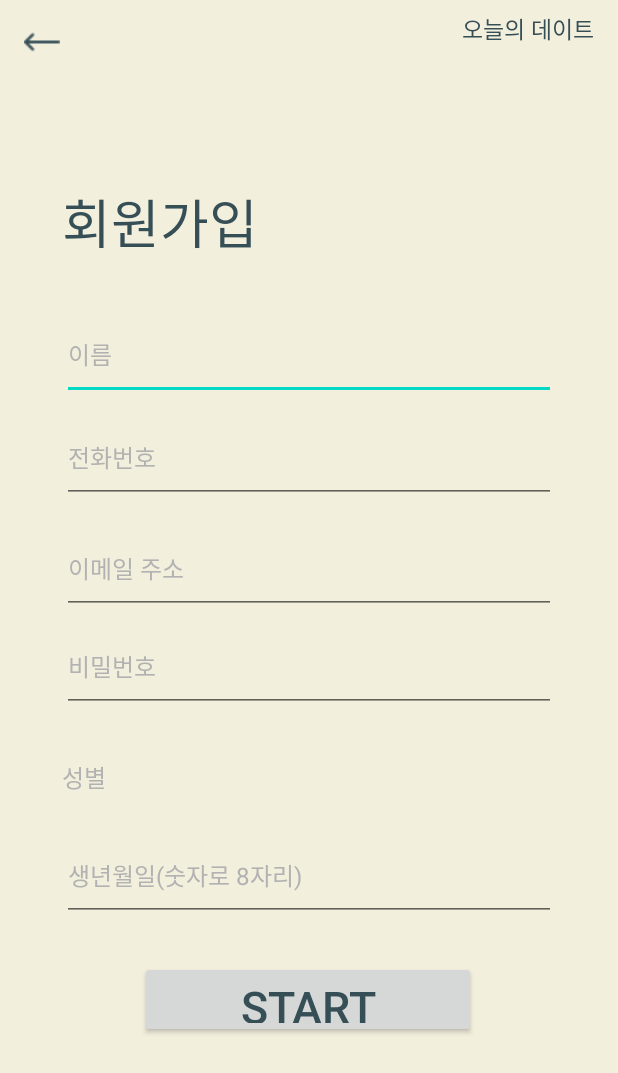
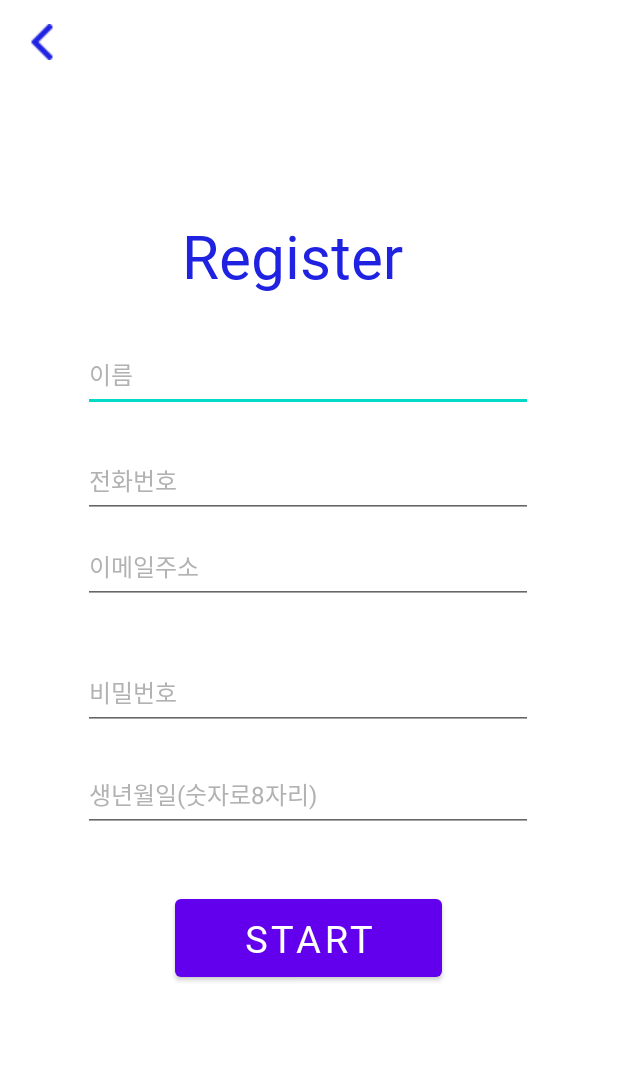
Before and after one commit to Jiwonmonkey/choandyoo, an Android app: the RegisterActivity screen opened directly, with no data from a screen before it, on a phone screen of 412 x 824 dp. Shown: the top 1073 px of the screen. Run offline under Robolectric (Android 15) with nearby library versions, the phone set to English and light mode, and no system bars.

Commit message:
jiwon commit 0127

```diff
--- a/app/src/main/java/com/example/myapplication_0125/RegisterActivity.kt
+++ b/app/src/main/java/com/example/myapplication_0125/RegisterActivity.kt
@@ -14,7 +14,7 @@ class RegisterActivity : AppCompatActivity() {
         setSupportActionBar(toolbar)
         supportActionBar?.setDisplayShowTitleEnabled(false)
         supportActionBar!!.setDisplayHomeAsUpEnabled(true)
-        supportActionBar!!.setHomeAsUpIndicator(R.drawable.left_arrow_blue)
+        supportActionBar!!.setHomeAsUpIndicator(R.drawable.short_left_arrow_16px)
 
     }
 
--- a/app/src/main/res/layout/activity_main.xml
+++ b/app/src/main/res/layout/activity_main.xml
@@ -4,18 +4,18 @@
     xmlns:tools="http://schemas.android.com/tools"
     android:layout_width="match_parent"
     android:layout_height="match_parent"
-    android:background="#F3EFDD"
+    android:background="#ffffff"
     tools:context=".MainActivity">
 
     <TextView
         android:id="@+id/textView3"
-        android:layout_width="316dp"
-        android:layout_height="60dp"
-        android:fontFamily="@font/maru_buri_bold"
+        android:layout_width="210dp"
+        android:layout_height="73dp"
+        android:fontFamily="@font/saira_stencil_one"
         android:text="PLAN J."
         android:textAlignment="center"
-        android:textColor="#364F57"
-        android:textSize="40sp"
+        android:textColor="#1F22E1"
+        android:textSize="50sp"
         app:layout_constraintBottom_toBottomOf="parent"
         app:layout_constraintEnd_toEndOf="parent"
         app:layout_constraintHorizontal_bias="0.494"
--- a/app/src/main/res/layout/activity_register.xml
+++ b/app/src/main/res/layout/activity_register.xml
@@ -4,7 +4,7 @@
     xmlns:tools="http://schemas.android.com/tools"
     android:layout_width="match_parent"
     android:layout_height="match_parent"
-    android:background="#F3EFDD"
+    android:background="#FFFFFF"
     tools:context=".RegisterActivity">
 
     <androidx.appcompat.widget.Toolbar
@@ -16,40 +16,11 @@
         app:layout_constraintStart_toStartOf="parent"
         app:layout_constraintTop_toTopOf="parent" />
 
-    <TextView
-        android:id="@+id/toolbar_title"
-        android:layout_width="102dp"
-        android:layout_height="26dp"
-        android:layout_gravity="center"
-        android:text="오늘의 데이트"
-        android:textColor="#364F57"
-        android:textSize="15sp"
-        app:layout_constraintBottom_toBottomOf="parent"
-        app:layout_constraintEnd_toEndOf="parent"
-        app:layout_constraintHorizontal_bias="0.993"
-        app:layout_constraintStart_toStartOf="parent"
-        app:layout_constraintTop_toTopOf="parent"
-        app:layout_constraintVertical_bias="0.009" />
-
-    <TextView
-        android:id="@+id/textView4"
-        android:layout_width="169dp"
-        android:layout_height="48dp"
-        android:layout_marginTop="8dp"
-        android:text="회원가입"
-        android:textColor="#364F57"
-        android:textSize="35sp"
-        app:layout_constraintBottom_toBottomOf="parent"
-        app:layout_constraintEnd_toEndOf="parent"
-        app:layout_constraintHorizontal_bias="0.169"
-        app:layout_constraintStart_toStartOf="parent"
-        app:layout_constraintTop_toTopOf="parent"
-        app:layout_constraintVertical_bias="0.148" />
 
     <EditText
         android:id="@+id/editTextName"
-        android:layout_width="329dp"
-        android:layout_height="60dp"
+        android:layout_width="300dp"
+        android:layout_height="50dp"
         android:layout_marginTop="8dp"
         android:ems="10"
         android:hint="이름"
@@ -58,14 +29,81 @@
         android:textSize="16sp"
         app:layout_constraintBottom_toBottomOf="parent"
         app:layout_constraintEnd_toEndOf="parent"
+        app:layout_constraintHorizontal_bias="0.495"
         app:layout_constraintStart_toStartOf="parent"
         app:layout_constraintTop_toTopOf="parent"
-        app:layout_constraintVertical_bias="0.263" />
+        app:layout_constraintVertical_bias="0.283" />
+
+    <TextView
+        android:id="@+id/textView4"
+        android:layout_width="167dp"
+        android:layout_height="60dp"
+        android:layout_marginTop="8dp"
+        android:fontFamily="@font/nanum_gothic_extra_bold"
+        android:text="Register"
+        android:textColor="#1F22E1"
+        android:textSize="40sp"
+        app:layout_constraintBottom_toBottomOf="parent"
+        app:layout_constraintEnd_toEndOf="parent"
+        app:layout_constraintHorizontal_bias="0.495"
+        app:layout_constraintStart_toStartOf="parent"
+        app:layout_constraintTop_toTopOf="parent"
+        app:layout_constraintVertical_bias="0.179" />
+
+    <EditText
+        android:id="@+id/editTextEmailAddress"
+        android:layout_width="300dp"
+        android:layout_height="50dp"
+        android:ems="10"
+        android:hint="이메일주소"
+        android:inputType="textEmailAddress"
+        android:textColorHint="#B2B2B2"
+        android:textSize="16sp"
+        app:layout_constraintBottom_toBottomOf="parent"
+        app:layout_constraintEnd_toEndOf="parent"
+        app:layout_constraintHorizontal_bias="0.495"
+        app:layout_constraintStart_toStartOf="parent"
+        app:layout_constraintTop_toTopOf="parent"
+        app:layout_constraintVertical_bias="0.456" />
+
+    <EditText
+        android:id="@+id/editTextpwd"
+        android:layout_width="300dp"
+        android:layout_height="50dp"
+        android:ems="10"
+        android:hint="비밀번호"
+        android:inputType="textPassword"
+        android:textColorHint="#B2B2B2"
+        android:textSize="16sp"
+        app:layout_constraintBottom_toBottomOf="parent"
+        app:layout_constraintEnd_toEndOf="parent"
+        app:layout_constraintHorizontal_bias="0.495"
+        app:layout_constraintStart_toStartOf="parent"
+        app:layout_constraintTop_toTopOf="parent"
+        app:layout_constraintVertical_bias="0.564" />
+
+    <EditText
+        android:id="@+id/editTextBirth"
+        android:layout_width="300dp"
+        android:layout_height="50dp"
+        android:layout_marginTop="8dp"
+        android:ems="10"
+        android:hint="생년월일(숫자로8자리)"
+        android:inputType="number"
+        android:textColorHint="#B2B2B2"
+        android:textSize="16sp"
+        app:layout_constraintBottom_toBottomOf="parent"
+        app:layout_constraintEnd_toEndOf="parent"
+        app:layout_constraintHorizontal_bias="0.495"
+        app:layout_constraintStart_toStartOf="parent"
+        app:layout_constraintTop_toTopOf="parent"
+        app:layout_constraintVertical_bias="0.648" />
+
 
     <EditText
         android:id="@+id/editTextPhoneNumber"
-        android:layout_width="329dp"
-        android:layout_height="60dp"
+        android:layout_width="300dp"
+        android:layout_height="50dp"
         android:layout_marginTop="8dp"
         android:ems="10"
         android:hint="전화번호"
@@ -74,87 +112,25 @@
         android:textSize="16sp"
         app:layout_constraintBottom_toBottomOf="parent"
         app:layout_constraintEnd_toEndOf="parent"
+        app:layout_constraintHorizontal_bias="0.495"
         app:layout_constraintStart_toStartOf="parent"
         app:layout_constraintTop_toTopOf="parent"
-        app:layout_constraintVertical_bias="0.354" />
+        app:layout_constraintVertical_bias="0.375" />
 
-    <EditText
-        android:id="@+id/editTextEmailAddress"
-        android:layout_width="329dp"
-        android:layout_height="60dp"
-        android:ems="10"
-        android:hint="이메일 주소"
-        android:inputType="textEmailAddress"
-        android:textColorHint="#B2B2B2"
-        android:textSize="16sp"
+    <Button
+        android:id="@+id/button"
+        android:layout_width="178dp"
+        android:layout_height="64dp"
+        android:layout_marginStart="130dp"
+        android:layout_marginEnd="130dp"
+        android:text="Start"
+        android:textSize="25sp"
+        android:fontFamily="@font/nanum_gothic_extra_bold"
         app:layout_constraintBottom_toBottomOf="parent"
         app:layout_constraintEnd_toEndOf="parent"
-        app:layout_constraintStart_toStartOf="parent"
-        app:layout_constraintTop_toTopOf="parent"
-        app:layout_constraintVertical_bias="0.457" />
-
-    <EditText
-        android:id="@+id/editTextpwd"
-        android:layout_width="329dp"
-        android:layout_height="60dp"
-        android:ems="10"
-        android:hint="비밀번호"
-        android:inputType="textPassword"
-        android:textColorHint="#B2B2B2"
-        android:textSize="16sp"
-        app:layout_constraintBottom_toBottomOf="parent"
-        app:layout_constraintEnd_toEndOf="parent"
-        app:layout_constraintStart_toStartOf="parent"
-        app:layout_constraintTop_toTopOf="parent"
-        app:layout_constraintVertical_bias="0.543" />
-
-    <TextView
-        android:id="@+id/textView5"
-        android:layout_width="45dp"
-        android:layout_height="24dp"
-        android:layout_marginTop="8dp"
-        android:text="성별"
-        android:textColor="#B2B2B2"
-        android:textSize="16sp"
-        app:layout_constraintBottom_toBottomOf="parent"
-        app:layout_constraintEnd_toEndOf="parent"
-        app:layout_constraintHorizontal_bias="0.112"
+        app:layout_constraintHorizontal_bias="0.518"
         app:layout_constraintStart_toStartOf="parent"
         app:layout_constraintTop_toTopOf="@+id/back_login"
-        app:layout_constraintVertical_bias="0.629" />
-
-    <EditText
-        android:id="@+id/editTextBirth"
-        android:layout_width="329dp"
-        android:layout_height="60dp"
-        android:layout_marginTop="8dp"
-        android:ems="10"
-        android:hint="생년월일(숫자로 8자리)"
-        android:inputType="number"
-        android:textColorHint="#B2B2B2"
-        android:textSize="16sp"
-        app:layout_constraintBottom_toBottomOf="parent"
-        app:layout_constraintEnd_toEndOf="parent"
-        app:layout_constraintStart_toStartOf="parent"
-        app:layout_constraintTop_toTopOf="parent"
-        app:layout_constraintVertical_bias="0.722" />
-
-    <androidx.appcompat.widget.AppCompatButton
-        android:id="@+id/buttonStart"
-        android:layout_width="224dp"
-        android:layout_height="51dp"
-        android:layout_marginTop="8dp"
-        android:text="Start"
-        android:textColor="#364F57"
-        android:textSize="30sp"
-        app:layout_constraintBottom_toBottomOf="parent"
-        app:layout_constraintEnd_toEndOf="parent"
-        app:layout_constraintHorizontal_bias="0.497"
-        app:layout_constraintStart_toStartOf="parent"
-        app:layout_constraintTop_toBottomOf="@+id/editTextBirth"
-        app:layout_constraintVertical_bias="0.125"
-        tools:ignore="TextContrastCheck" />
-
-
+        app:layout_constraintVertical_bias="0.781" />
 
 </androidx.constraintlayout.widget.ConstraintLayout>
```
Also changed, not shown: app/src/main/res/drawable/black_arrow.png (added), app/src/main/res/drawable/blue_arrow.png (added), app/src/main/res/drawable/short_left_arrow.png (added), app/src/main/res/drawable/short_left_arrow_16px.png (added), app/src/main/res/font/bauhs93.TTF (added), app/src/main/res/font/saira_stencil_one.ttf (added), 4 other files.
